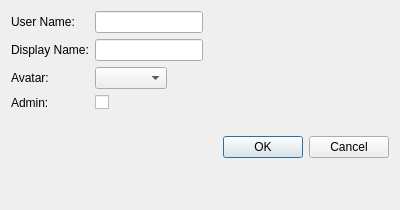
dmzdev/stance, file ui/CreateStudentDialog.ui: the form before one commit.
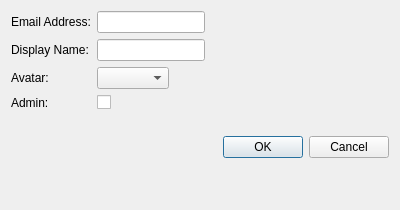
The form after the commit.

```diff
--- a/ui/CreateStudentDialog.ui
+++ b/ui/CreateStudentDialog.ui
@@ -20,7 +20,7 @@
    <item row="0" column="0">
     <widget class="QLabel" name="label">
      <property name="text">
-      <string>User Name:</string>
+      <string>Email Address:</string>
      </property>
     </widget>
    </item>
```
